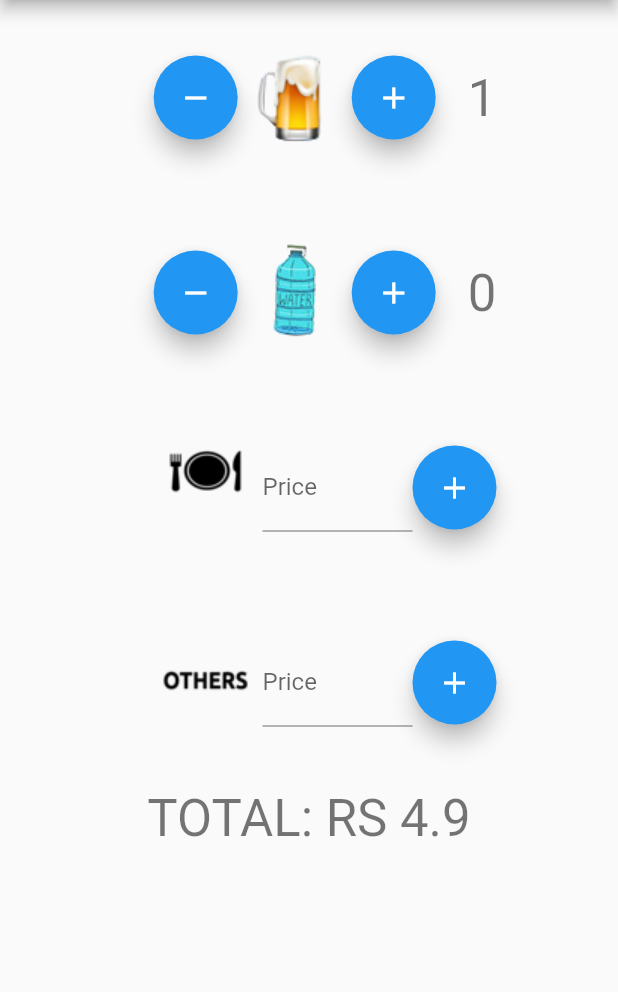
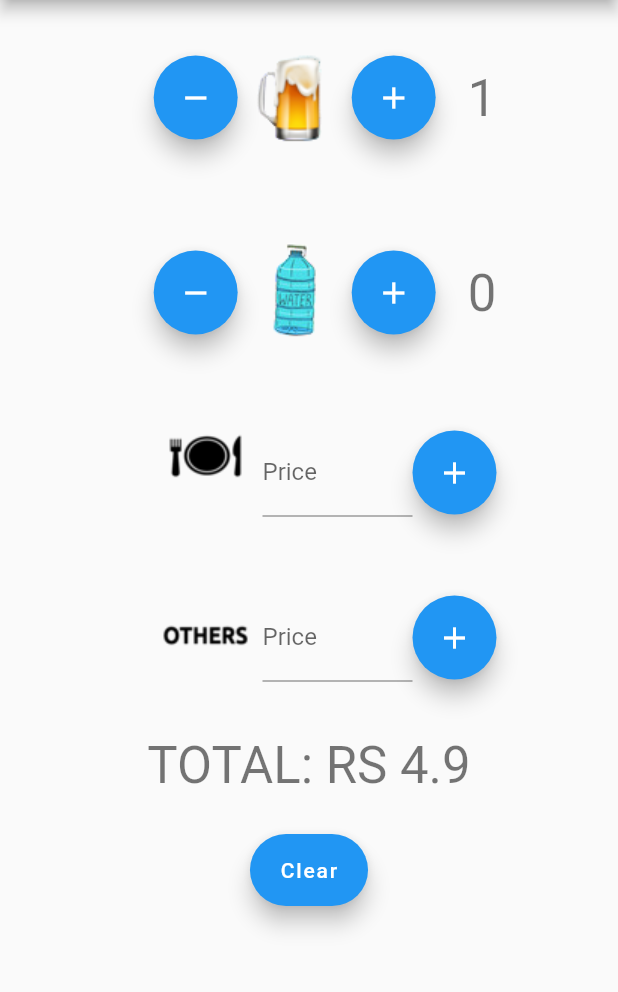
Before and after one commit to AngeloCastro9/My_Account, a Flutter app: the screen it shows after launch, after a tap on the "add" icon, on a phone screen of 412 x 824 dp, the part 84-1076 px from its top. Run offline on Flutter 3.47's test engine with Material 2 defaults, Android fonts, the light colour scheme and no system bars.

Commit message:
Version 1.0

```diff
--- a/lib/main.dart
+++ b/lib/main.dart
@@ -11,7 +11,7 @@ class MyApp extends StatelessWidget {
     return MaterialApp(
       title: 'My Consumption',
       theme: ThemeData(
-        primarySwatch: Colors.orange,
+        primarySwatch: Colors.blue,
       ),
       home: MyHomePage(title: 'My Consumption'),
     );
@@ -47,11 +47,6 @@ class _MyHomePageState extends State<MyHomePage> {
     setState(() {
       _totalAccount = _valuePrecisionChopp + _valuePrecisionWater + _valuePrecisionFood + _valuePrecisionOthers;
       _totalAccountPrecision = num.parse(_totalAccount.toStringAsPrecision(4));
-
-      if(_totalAccountPrecision <= 0){
-        _totalAccountPrecision = 0;
-      }
-      print(_totalAccountPrecision);
     });
   }
 
@@ -220,6 +215,21 @@ class _MyHomePageState extends State<MyHomePage> {
   }
   //end others
 
+  void clearAll(){
+    setState(() {
+      _totalAccount = 0;
+      _valuePrecisionChopp = 0;
+      _valuePrecisionWater = 0;
+      _valuePrecisionFood = 0;
+      _valuePrecisionOthers = 0;
+      _counterChopp = 0;
+      _counterWater = 0;
+      _totalAccountPrecision = 0;
+      _priceFoodController.clear();
+      _priceOthersController.clear();
+    });
+  }
+
   @override
   Widget build(BuildContext context) {
     return new MaterialApp(
@@ -293,7 +303,7 @@ class _MyHomePageState extends State<MyHomePage> {
               ),
 
               new Container(
-                height: 130.0,
+                height: 110.0,
                 width: 250,
                 child: Row(
                   mainAxisAlignment: MainAxisAlignment.center,
@@ -319,7 +329,7 @@ class _MyHomePageState extends State<MyHomePage> {
               ),
 
               new Container(
-                height: 130.0,
+                height: 110.0,
                 width: 250,
                 child: Row(
                   mainAxisAlignment: MainAxisAlignment.center,
@@ -335,7 +345,6 @@ class _MyHomePageState extends State<MyHomePage> {
                       decoration: new InputDecoration(labelText: "Price"),
                       keyboardType: TextInputType.number,
                     )),
-
                     FloatingActionButton(
                       onPressed: _addPriceOthers,
                       child: Icon(Icons.add),
@@ -345,13 +354,26 @@ class _MyHomePageState extends State<MyHomePage> {
               ),
 
               new Container(
-                height: 50.0,
+                height: 60.0,
                 child: Row(
                   mainAxisAlignment: MainAxisAlignment.center,
                   children: [
                     Text(
                       'TOTAL: RS $_totalAccountPrecision',
                       style: Theme.of(context).textTheme.display1,
+                    ),
+                  ],
+                ),
+              ),
+
+              new Container(
+                height: 80.0,
+                child: Row(
+                  mainAxisAlignment: MainAxisAlignment.center,
+                  children: [
+                    FloatingActionButton.extended(
+                      onPressed: clearAll,
+                      label: Text('Clear'),
                     ),
                   ],
                 ),
```
